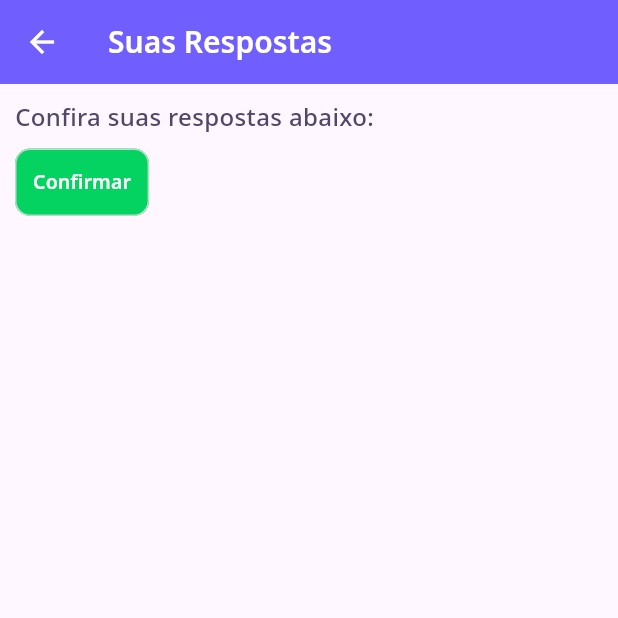
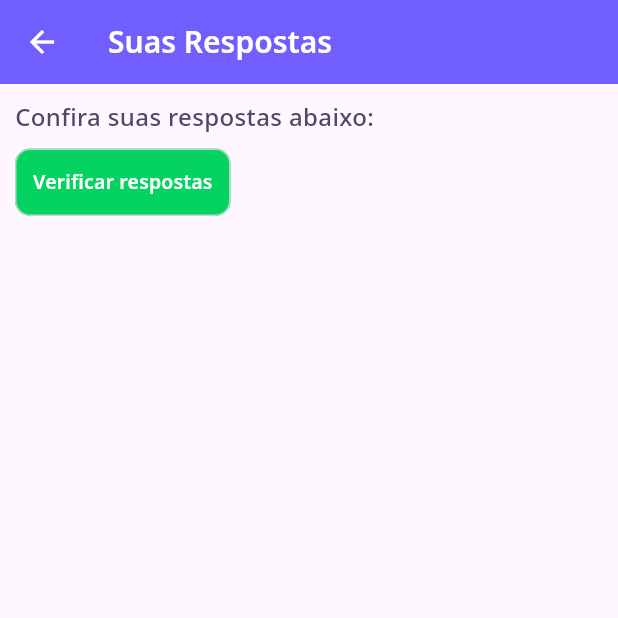
Before and after one commit to juanfariasdev/learn_flutter, a Flutter app: the ConfirmationPage screen opened directly with empty values, on a phone screen of 412 x 824 dp, the top half of it. Run offline on Flutter 3.47's test engine with Material 3 defaults, Android fonts, the phone set to English and light mode, and no system bars; our stand-ins replace auto_size_text, google_fonts, photo_view; network calls fail.

Commit message:
refactor: update question title format and button label in ConfirmationPage

```diff
--- a/lib/pages/challenge/confirmation_page.dart
+++ b/lib/pages/challenge/confirmation_page.dart
@@ -126,7 +126,7 @@ class _ConfirmationPageState extends State<ConfirmationPage> {
                         size: 24,
                       ),
                       title: Text(
-                        question.title,
+                        "${index + 1}) ${question.title}",
                         style: TextStyle(
                             color: AppColors.black,
                             fontWeight: FontWeight.w500,
@@ -183,7 +183,7 @@ class _ConfirmationPageState extends State<ConfirmationPage> {
               );
             }),
             NextButtonWidget.green(
-              label: "Confirmar",
+              label: "Verificar respostas",
               onTap: () => _showConfirmationDialog(context),
             ),
           ],
```
